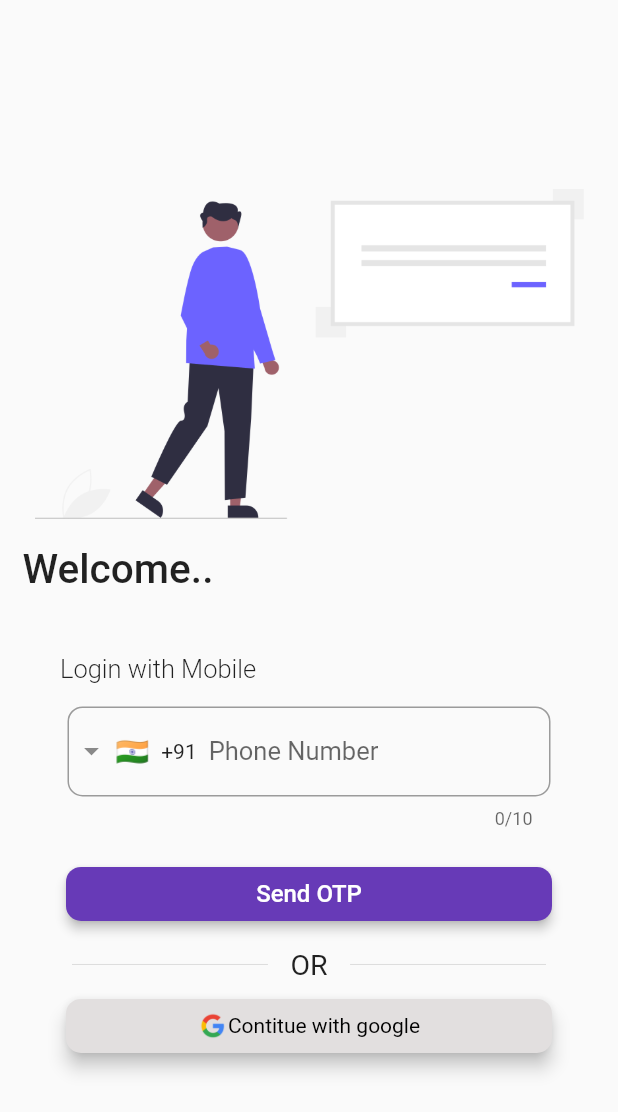
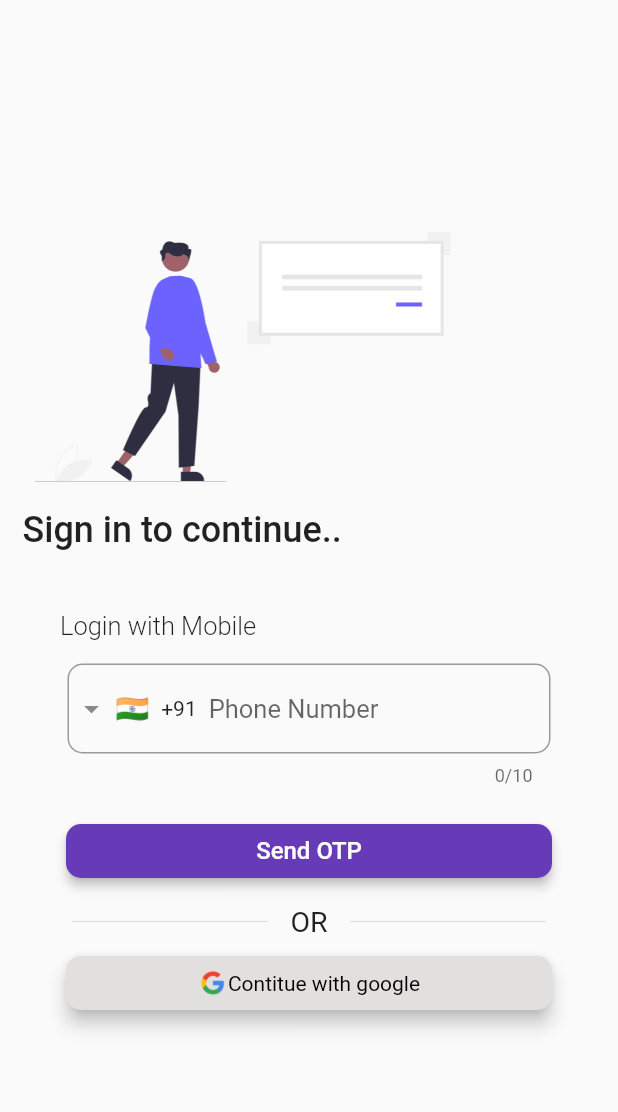
Before and after one commit to Vineeth-Kolichal/trading-edge-dev, a Flutter app: the ScreenLogin screen opened directly, on a phone screen of 412 x 824 dp. Shown: the top 1112 px of the screen. Run offline on Flutter 3.47's test engine with Material 2 defaults, Android fonts, the phone set to English and light mode, and no system bars; drawn by our look-alikes of intl_phone_field; our stand-ins replace animated_splash_screen, connectivity_plus, firebase_auth, firebase_core, flutter_feather_icons, flutter_spinkit and 8 more; missing offline and left inert: d_chart; accounts and stored records are empty.

```diff
--- a/lib/authentication/google_sign_in_authentication.dart
+++ b/lib/authentication/google_sign_in_authentication.dart
@@ -25,8 +25,6 @@ class GoogleSignInProvider extends ChangeNotifier {
       final User? user = userCredential.user;
       String? userId = user?.uid;
       final SharedPreferences shared = await SharedPreferences.getInstance();
-
-      // save current user id to shared preferences
       await shared.setString(currentUserId, userId!);
       return true;
     } catch (e) {
--- a/lib/screens/home/pages/page_dashboard.dart
+++ b/lib/screens/home/pages/page_dashboard.dart
@@ -107,7 +107,7 @@ class _PageDashboardState extends State<PageDashboard> {
               sizedBoxTen,
               WidgetPnlAnalysis(),
               sizedBoxTen,
-              WidgetFUndMovement(),
+              WidgetFundMovement(),
               const SizedBox(
                 height: 10,
               ),
@@ -125,6 +125,7 @@ class _PageDashboardState extends State<PageDashboard> {
               height: 45,
               width: double.infinity,
               child: Row(
+                mainAxisAlignment: MainAxisAlignment.spaceBetween,
                 children: choiceChipList(),
               ),
             ),
--- a/lib/screens/login/screen_login.dart
+++ b/lib/screens/login/screen_login.dart
@@ -1,6 +1,7 @@
 import 'package:flutter/material.dart';
 import 'package:flutter/src/widgets/framework.dart';
 import 'package:flutter/src/widgets/placeholder.dart';
+import 'package:get/get.dart';
 import 'package:get/route_manager.dart';
 import 'package:intl_phone_field/intl_phone_field.dart';
 import 'package:my_tradebook/authentication/google_sign_in_authentication.dart';
@@ -24,6 +25,7 @@ class ScreenLogin extends StatefulWidget {
 }
 
 class _ScreenLoginState extends State<ScreenLogin> {
+  final _formKey = GlobalKey<FormState>();
   bool _isLoading = false;
   String completePhone = '';
 
@@ -33,6 +35,7 @@ class _ScreenLoginState extends State<ScreenLogin> {
       // backgroundColor: Color.fromARGB(249, 255, 253, 253),
       body: SafeArea(
         child: Container(
+          width: MediaQuery.of(context).size.width,
           alignment: Alignment.center,
           child: SingleChildScrollView(
             child: Padding(
@@ -43,14 +46,14 @@ class _ScreenLoginState extends State<ScreenLogin> {
                 children: [
                   Padding(
                     padding: const EdgeInsets.all(8.0),
-                    child: Image.asset('assets/images/login.png'),
+                    child: Image.asset('assets/images/login.png', scale: 3),
                   ),
                   sizedBoxTen,
-                  Text(
-                    'Welcome..',
-                    style: TextStyle(fontSize: 27, fontWeight: FontWeight.w500),
+                  const Text(
+                    'Sign in to continue..',
+                    style: TextStyle(fontSize: 24, fontWeight: FontWeight.w500),
                   ),
-                  SizedBox(
+                  const SizedBox(
                     height: 40,
                   ),
                   Padding(
@@ -58,7 +61,7 @@ class _ScreenLoginState extends State<ScreenLogin> {
                     child: Column(
                       crossAxisAlignment: CrossAxisAlignment.start,
                       children: [
-                        Text(
+                        const Text(
                           'Login with Mobile',
                           style: TextStyle(
                               fontSize: 17, fontWeight: FontWeight.w300),
@@ -66,22 +69,24 @@ class _ScreenLoginState extends State<ScreenLogin> {
                         sizedBoxTen,
                         Padding(
                           padding: const EdgeInsets.all(5.0),
+                          child: Form(
+                            key: _formKey,
                             child: IntlPhoneField(
-                            style: TextStyle(fontSize: 17),
+                              style: const TextStyle(fontSize: 17),
                               keyboardType: TextInputType.phone,
                               decoration: InputDecoration(
                                 hintText: 'Phone Number',
                                 //labelText: 'Phone Number',
                                 border: OutlineInputBorder(
                                   borderRadius: BorderRadius.circular(10),
-                                borderSide: BorderSide(),
+                                  borderSide: const BorderSide(),
                                 ),
                               ),
                               initialCountryCode: 'IN',
                               onChanged: (phone) {
                                 completePhone = phone.completeNumber;
-                              print(phone.completeNumber);
                               },
+                            ),
                           ),
                         ),
                         sizedBoxTen,
@@ -98,7 +103,9 @@ class _ScreenLoginState extends State<ScreenLogin> {
                                 ),
                               ),
                               onPressed: () async {
+                                if (_formKey.currentState!.validate()) {
                                   await signInWithMobile();
+                                }
                               },
                               child: _isLoading
                                   ? const SizedBox(
@@ -121,11 +128,10 @@ class _ScreenLoginState extends State<ScreenLogin> {
                         Padding(
                           padding: const EdgeInsets.all(8.0),
                           child: Row(
-                            children: [
+                            children: const [
                               Expanded(child: Divider()),
                               Padding(
-                                padding:
-                                    const EdgeInsets.only(left: 15, right: 15),
+                                padding: EdgeInsets.only(left: 15, right: 15),
                                 child: Text(
                                   'OR',
                                   style: TextStyle(fontSize: 19),
@@ -143,7 +149,7 @@ class _ScreenLoginState extends State<ScreenLogin> {
                             elevation: 5,
                             shape: RoundedRectangleBorder(
                                 borderRadius: BorderRadius.circular(10)),
-                            color: Color.fromARGB(255, 226, 223, 223),
+                            color: const Color.fromARGB(255, 226, 223, 223),
                             child: InkWell(
                               onTap: () async {
                                 await signInWithGoogle();
@@ -197,13 +203,14 @@ class _ScreenLoginState extends State<ScreenLogin> {
     );
     if (validated) {
       Get.offAll(ScreenHome(),
-          transition: Transition.zoom, duration: Duration(milliseconds: 1000));
+          transition: Transition.leftToRightWithFade,
+          duration: const Duration(milliseconds: 500));
     } else {
       Get.snackbar('Ooops..', 'Something went wrong, Please try again',
-          snackPosition: SnackPosition.BOTTOM,
+          snackPosition: SnackPosition.TOP,
           backgroundColor: Colors.red,
           margin: const EdgeInsets.all(10),
-          animationDuration: const Duration(milliseconds: 2000),
+          animationDuration: const Duration(milliseconds: 1500),
           colorText: Colors.white);
     }
   }
@@ -214,11 +221,10 @@ class _ScreenLoginState extends State<ScreenLogin> {
     });
     await Future.delayed(const Duration(milliseconds: 2000));
     await sendOtp(completePhone);
-    Get.off(const ScreenOtpVerification(),
+    Get.off(ScreenOtpVerification(phoneNumber: completePhone),
         transition: Transition.leftToRightWithFade,
         duration: const Duration(milliseconds: 500));
-    // Navigator.of(context)
-    //     .push(MaterialPageRoute(builder: ((ctx) => ScreenOtpVerification())));
+
     setState(() {
       _isLoading = false;
     });
```
Also changed, not shown: lib/database/local_databse/db_functions/user_name_and_image.dart (+10 -4 lines), lib/screens/enter_name/screen_enter_name.dart (+17 -2 lines), lib/screens/home/pages/widgets/widget_fund_movement.dart (+14 -16 lines), lib/screens/loading/screen_loading.dart (deleted, +0 -56 lines), lib/screens/otp_verification/screen_otp_verification.dart (+61 -14 lines), lib/screens/splash_screen/screen_splash.dart (+0 -15 lines). Lines whose indentation alone changed are shown as unchanged.
